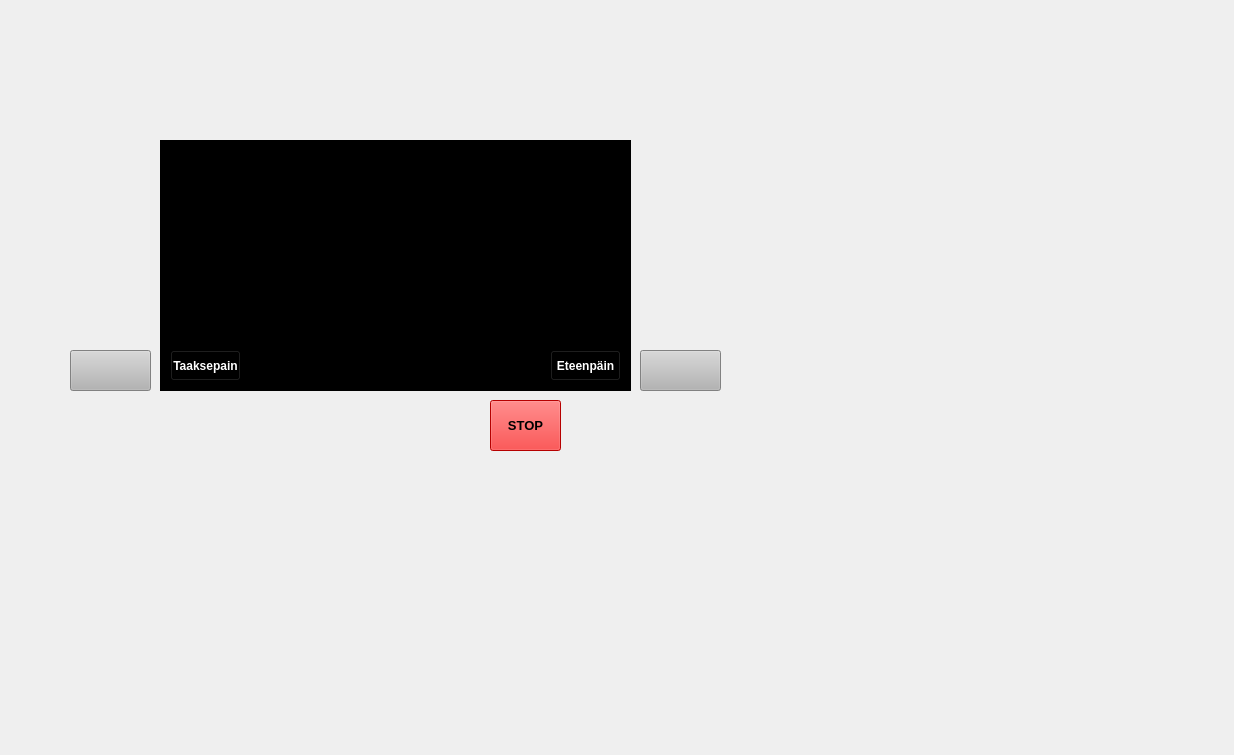
The window that bank_automat/transactionsform.ui (nikopippuri/atm-project) describes before a commit, drawn with Qt 5.
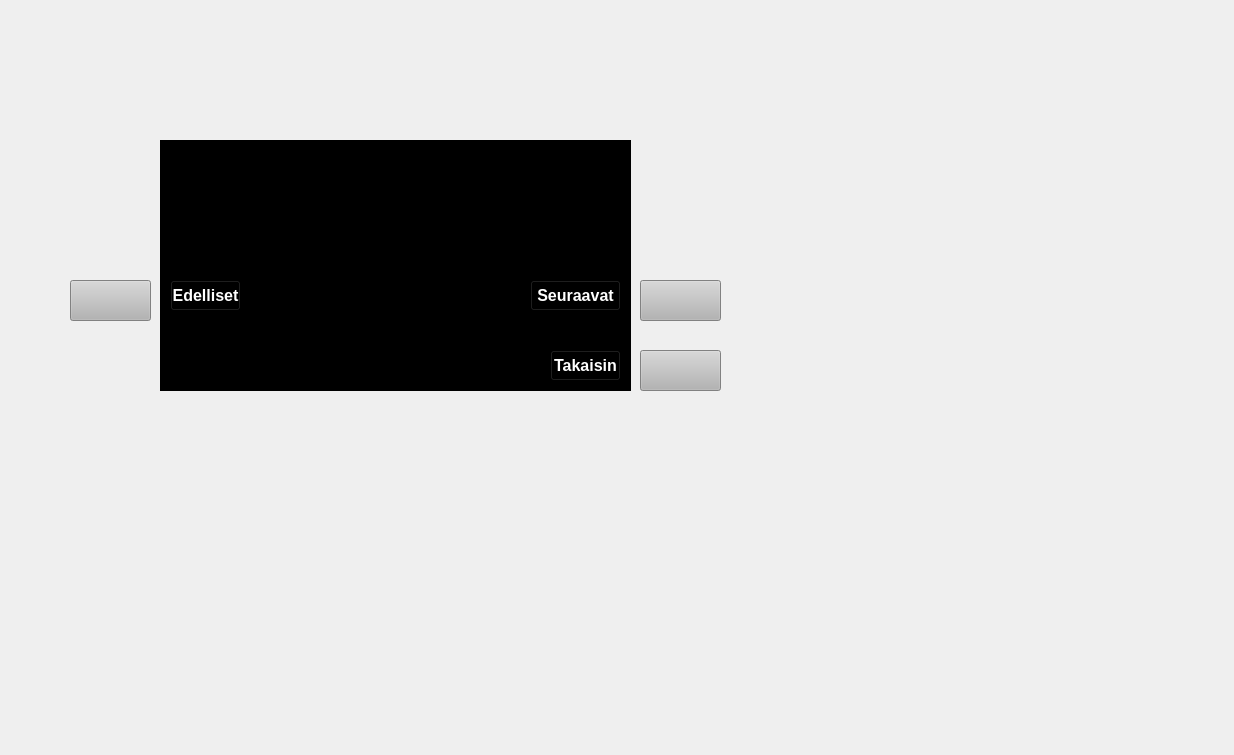
The same window after the commit.

Commit message: Lisaa hienosaatoa

```diff
--- a/bank_automat/transactionsform.ui
+++ b/bank_automat/transactionsform.ui
@@ -18,8 +18,8 @@
     <rect>
      <x>250</x>
      <y>140</y>
-     <width>381</width>
-     <height>251</height>
+     <width>291</width>
+     <height>241</height>
     </rect>
    </property>
    <property name="font">
@@ -40,10 +40,10 @@
   <widget class="QPushButton" name="btnStop">
    <property name="geometry">
     <rect>
-     <x>490</x>
-     <y>400</y>
-     <width>71</width>
-     <height>51</height>
+     <x>640</x>
+     <y>350</y>
+     <width>81</width>
+     <height>41</height>
     </rect>
    </property>
    <property name="font">
@@ -53,18 +53,18 @@
     </font>
    </property>
    <property name="styleSheet">
-    <string notr="true">background-color: rgb(255, 0, 0);
+    <string notr="true">background-color: rgb(180, 180, 180);
 color: rgb(0, 0, 0);</string>
    </property>
    <property name="text">
-    <string>STOP</string>
+    <string/>
    </property>
   </widget>
   <widget class="QPushButton" name="btnNext">
    <property name="geometry">
     <rect>
      <x>640</x>
-     <y>350</y>
+     <y>280</y>
      <width>81</width>
      <height>41</height>
     </rect>
@@ -80,7 +80,7 @@
    <property name="geometry">
     <rect>
      <x>70</x>
-     <y>350</y>
+     <y>280</y>
      <width>81</width>
      <height>41</height>
     </rect>
@@ -95,14 +95,15 @@
   <widget class="QPushButton" name="btnNext_2">
    <property name="geometry">
     <rect>
-     <x>550</x>
-     <y>350</y>
-     <width>71</width>
+     <x>530</x>
+     <y>280</y>
+     <width>91</width>
      <height>31</height>
     </rect>
    </property>
    <property name="font">
     <font>
+     <pointsize>12</pointsize>
      <bold>true</bold>
     </font>
    </property>
@@ -111,20 +112,21 @@
 background-color: rgb(0, 0, 0);</string>
    </property>
    <property name="text">
-    <string>Eteenpäin</string>
+    <string>Seuraavat</string>
    </property>
   </widget>
   <widget class="QPushButton" name="btnPrevious_2">
    <property name="geometry">
     <rect>
      <x>170</x>
-     <y>350</y>
+     <y>280</y>
      <width>71</width>
      <height>31</height>
     </rect>
    </property>
    <property name="font">
     <font>
+     <pointsize>12</pointsize>
      <bold>true</bold>
     </font>
    </property>
@@ -133,7 +135,7 @@
 background-color: rgb(0, 0, 0);</string>
    </property>
    <property name="text">
-    <string>Taaksepain</string>
+    <string>Edelliset</string>
    </property>
   </widget>
   <widget class="QListWidget" name="listWidgetTransactions_2">
@@ -155,6 +157,29 @@
 background-color: rgb(0, 0, 0);</string>
    </property>
   </widget>
+  <widget class="QPushButton" name="btnNext_3">
+   <property name="geometry">
+    <rect>
+     <x>550</x>
+     <y>350</y>
+     <width>71</width>
+     <height>31</height>
+    </rect>
+   </property>
+   <property name="font">
+    <font>
+     <pointsize>12</pointsize>
+     <bold>true</bold>
+    </font>
+   </property>
+   <property name="styleSheet">
+    <string notr="true">color: rgb(255, 255, 255);
+background-color: rgb(0, 0, 0);</string>
+   </property>
+   <property name="text">
+    <string>Takaisin</string>
+   </property>
+  </widget>
   <zorder>listWidgetTransactions_2</zorder>
   <zorder>listWidgetTransactions</zorder>
   <zorder>btnStop</zorder>
@@ -162,6 +187,7 @@
   <zorder>btnPrevious</zorder>
   <zorder>btnNext_2</zorder>
   <zorder>btnPrevious_2</zorder>
+  <zorder>btnNext_3</zorder>
  </widget>
  <resources/>
  <connections/>
```
